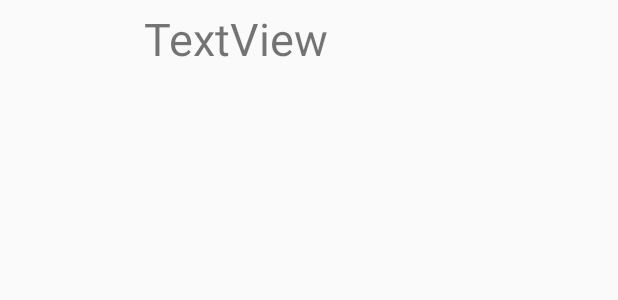
After one commit to pjenkin/AndroidTutorial15ListView45, an Android app: the layout pnj_custom_row.xml on its own in the app's theme, with its tools: preview values and no code run, on a phone screen of 412 x 824 dp. The commit adds this screen. Shown: the top 300 px of the screen. Run offline under Robolectric (Android 15) with nearby library versions, the phone set to English and light mode, and no system bars.

Commit message:
48 Custom row displaying image and text

```diff
--- a/app/src/main/java/com/example/listview45/MainActivity.java
+++ b/app/src/main/java/com/example/listview45/MainActivity.java
@@ -25,7 +25,7 @@ public class MainActivity extends AppCompatActivity {
     // simple form of list data, starting with plain strings - need to be turned into list items
     // adapter to turn array members to list items
 
-    // listener setup
+    // listener setup (4)
     View.OnClickListener onItemClickListener = new View.OnClickListener()
     {
         /**
@@ -77,6 +77,7 @@ public class MainActivity extends AppCompatActivity {
         PNJRecyclerAdapter mAdapter = new PNJRecyclerAdapter(foodData);       // specify also a set of data
         recyclerView.setAdapter(mAdapter);
 
+        // listener setup (5)
         mAdapter.setOnItemClickListener(onItemClickListener);
 
     }
--- /dev/null
+++ b/app/src/main/res/layout/pnj_custom_row.xml
@@ -0,0 +1,25 @@
+<?xml version="1.0" encoding="utf-8"?>
+<LinearLayout xmlns:android="http://schemas.android.com/apk/res/android"
+    xmlns:app="http://schemas.android.com/apk/res-auto"
+    android:layout_width="match_parent"
+    android:layout_height="200dp"
+    android:orientation="horizontal">
+
+    <ImageView
+        android:id="@+id/custom_row_imageview"
+        android:layout_width="80dp"
+        android:layout_height="80dp"
+        android:layout_margin="5dp"
+         />
+    <!-- app:srcCompat="@drawable/wave-ship-boat-wallpaper" -->
+
+    <TextView
+        android:id="@+id/custom_row_text"
+        android:layout_width="wrap_content"
+        android:layout_height="wrap_content"
+        android:layout_margin="5dp"
+        android:layout_weight="1"
+        android:text="TextView"
+        android:textSize="30sp" />
+
+</LinearLayout>
```
Also changed, not shown: app/src/main/java/com/example/listview45/PNJRecyclerAdapter.java (+22 -9 lines), app/src/main/java/com/example/listview45/PNJRowItem.java (added, +30 -0 lines), 1 other file.
